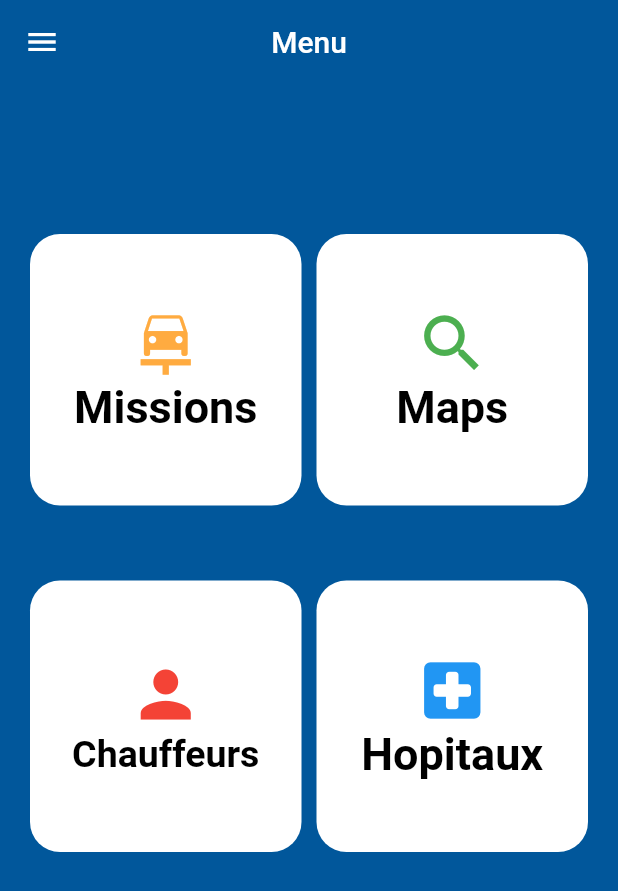
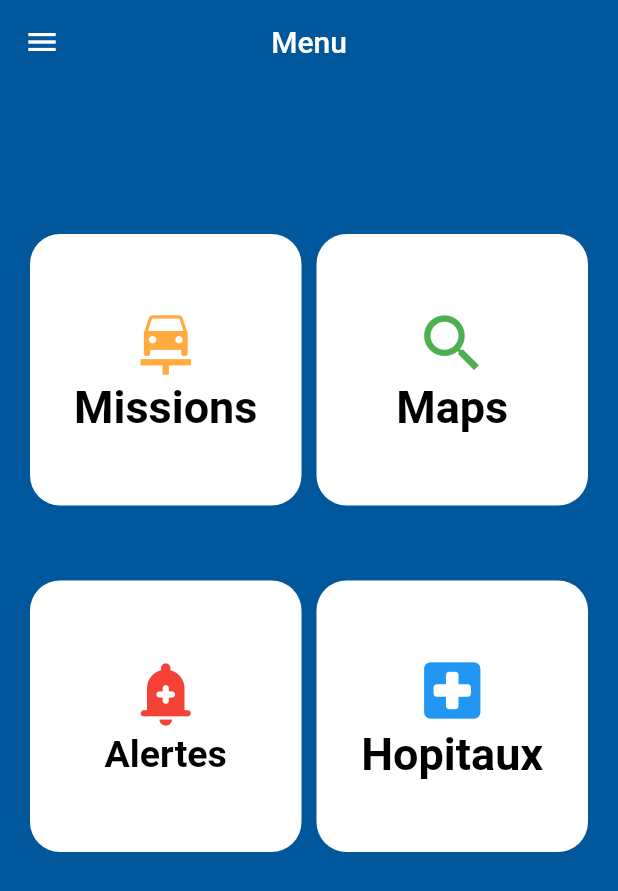
Before and after one commit to timite12345/Flutter_Driver, a Flutter app: the ChoixPage screen opened directly, on a phone screen of 412 x 824 dp. Shown: the top 891 px of the screen. Run offline on Flutter 3.47's test engine with Material 2 defaults, Android fonts, the phone set to English and light mode, and no system bars; our stand-ins replace cached_network_image, firebase_auth, firebase_core, fluttertoast, font_awesome_flutter, google_fonts and 4 more; missing offline and left inert: flutter_google_places_hoc081098, google_api_headers, google_maps_webservice; accounts and stored records are empty.

Commit message:
first commit

```diff
--- a/lib/ChoixPage.dart
+++ b/lib/ChoixPage.dart
@@ -142,12 +142,12 @@ class _ChoixPageState extends State<ChoixPage> {
                     mainAxisAlignment: MainAxisAlignment.center,
                     children: const [
                       Icon(
-                        Icons.person,
+                        Icons.add_alert_rounded,
                         size: 50,
                         color: Colors.red,
                       ),
                       Text(
-                        "Chauffeurs",
+                        "Alertes",
                         style: TextStyle(
                             color: Colors.black,
                             fontSize: 25,
```
Also changed, not shown: 48 other files.
